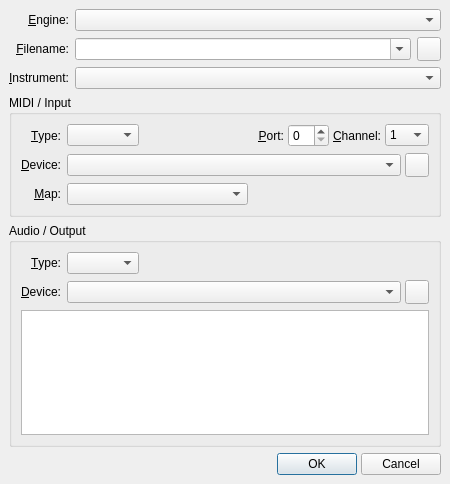
Qt form src/qsamplerChannelForm.ui (rncbc/qsampler) before a commit.
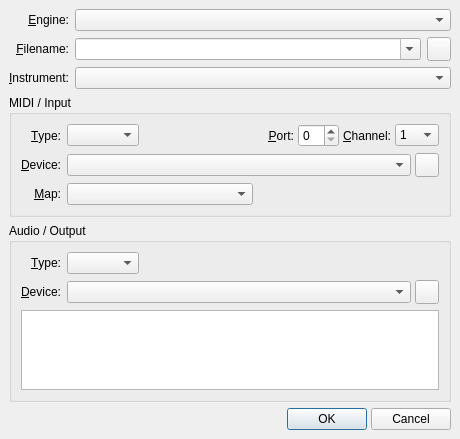
The same form after that commit. Icons and pictures are not drawn.

Commit message:
* Audio routing table is initially hidden in the dialog, when   creating a new sampler channel.
* README requirements and configuration notes update.

```diff
--- a/src/qsamplerChannelForm.ui
+++ b/src/qsamplerChannelForm.ui
@@ -26,8 +26,8 @@
    <rect>
     <x>0</x>
     <y>0</y>
-    <width>450</width>
-    <height>484</height>
+    <width>460</width>
+    <height>320</height>
    </rect>
   </property>
   <property name="sizePolicy" >
@@ -702,7 +702,25 @@
        </layout>
       </item>
       <item>
-       <widget class="QTableView" name="AudioRoutingTable" />
+       <widget class="QTableView" name="AudioRoutingTable" >
+        <property name="sizePolicy" >
+         <sizepolicy>
+          <hsizetype>7</hsizetype>
+          <vsizetype>7</vsizetype>
+          <horstretch>0</horstretch>
+          <verstretch>0</verstretch>
+         </sizepolicy>
+        </property>
+        <property name="toolTip" >
+         <string>Audio routing table</string>
+        </property>
+        <property name="minimumSize" >
+         <size>
+          <width>320</width>
+          <height>80</height>
+         </size>
+        </property>
+       </widget>
       </item>
      </layout>
     </widget>
```
The commit also changes 26 other files.
